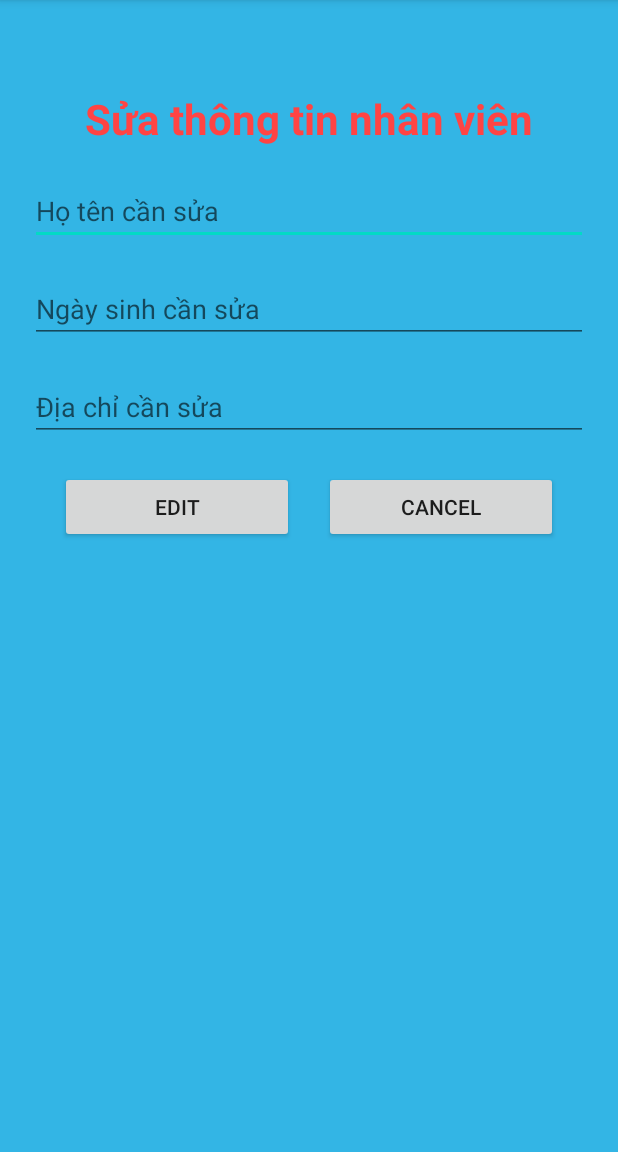
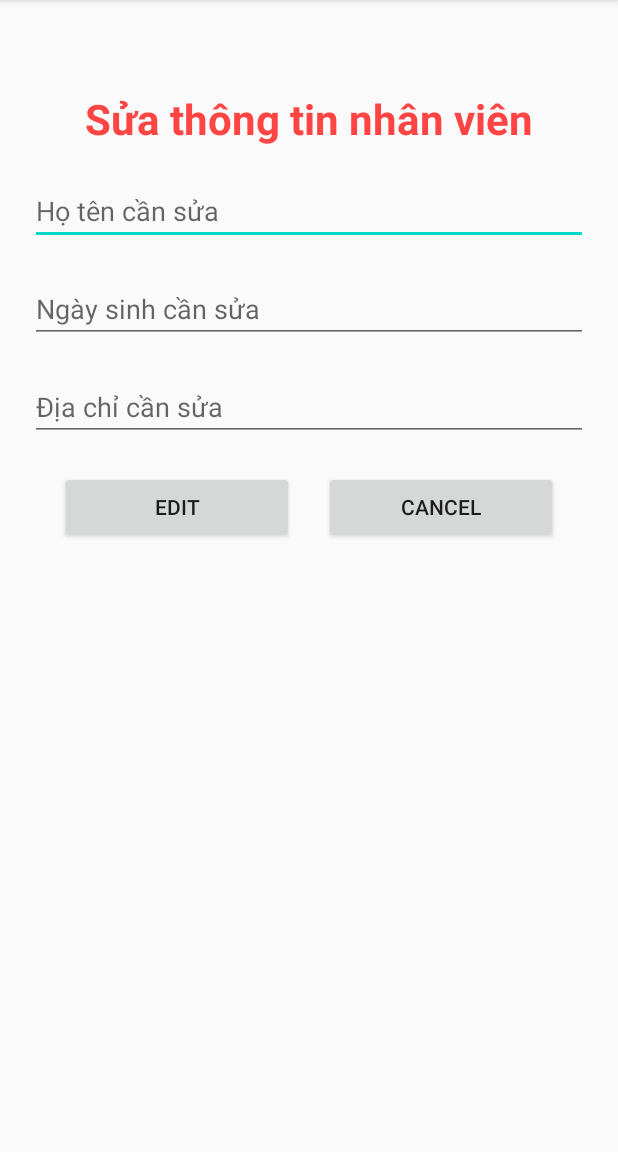
Before and after one commit to tuanpnUET/Android-Application-Started, an Android app: the EditNhanSuActivity screen opened directly, with no data from a screen before it, on a phone screen of 412 x 824 dp, the part 84-1236 px from its top. Run offline under Robolectric (Android 15) with nearby library versions, the phone set to English and light mode, and no system bars; our stand-ins replace Volley; network calls fail; 4 statements that could not run were skipped.

Commit message:
Update activity_edit_nhan_su.xml

```diff
--- a/NhanSuDemo/app/src/main/res/layout/activity_edit_nhan_su.xml
+++ b/NhanSuDemo/app/src/main/res/layout/activity_edit_nhan_su.xml
@@ -7,7 +7,6 @@
     android:orientation="vertical"
     android:padding="20dp"
     android:gravity="center|top"
-    android:background="@android:color/holo_blue_light"
     tools:context=".EditNhanSuActivity">
 
     <TextView
```
